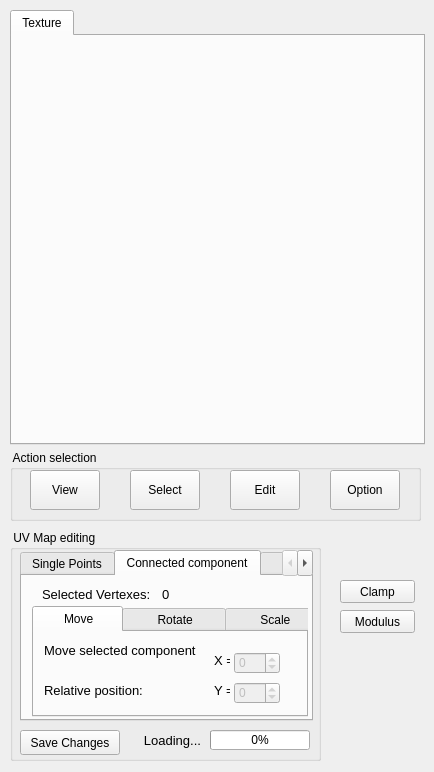
Before: the Qt Designer form src/fgt/edit_texture/textureeditor.ui in cnr-isti-vclab/meshlab, drawn with Qt 5.
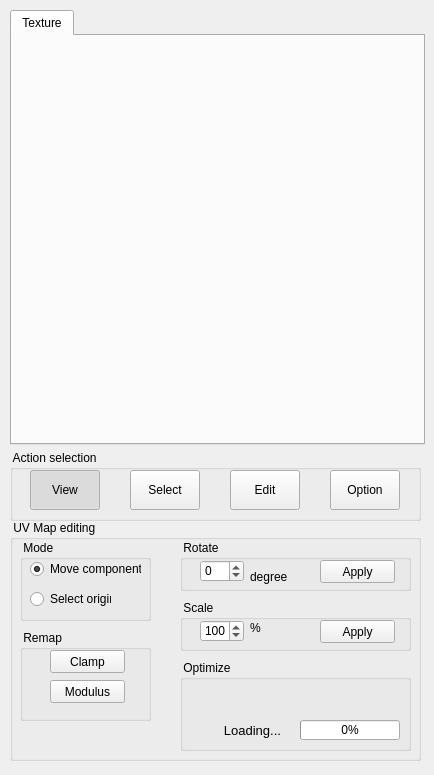
After: the same form once the commit is applied. The open tabs and pages were chosen to show the change.

Commit message: Added Rotation and Scale function. Improved movement of connected component (actually the func moves the intere mesh). Some part of code has been cleaned. Firt interface layout.

Diff of the .ui file:
```diff
--- a/src/fgt/edit_texture/textureeditor.ui
+++ b/src/fgt/edit_texture/textureeditor.ui
@@ -6,7 +6,7 @@
     <x>0</x>
     <y>0</y>
     <width>434</width>
-    <height>772</height>
+    <height>775</height>
    </rect>
   </property>
   <property name="minimumSize" >
@@ -36,32 +36,6 @@
     </attribute>
    </widget>
   </widget>
-  <widget class="QPushButton" name="modulusButton" >
-   <property name="geometry" >
-    <rect>
-     <x>340</x>
-     <y>610</y>
-     <width>75</width>
-     <height>23</height>
-    </rect>
-   </property>
-   <property name="text" >
-    <string>Modulus</string>
-   </property>
-  </widget>
-  <widget class="QPushButton" name="clampButton" >
-   <property name="geometry" >
-    <rect>
-     <x>340</x>
-     <y>580</y>
-     <width>75</width>
-     <height>23</height>
-    </rect>
-   </property>
-   <property name="text" >
-    <string>Clamp</string>
-   </property>
-  </widget>
   <widget class="QGroupBox" name="groupBox_3" >
    <property name="geometry" >
     <rect>
@@ -86,6 +60,12 @@
     <property name="text" >
      <string>View</string>
     </property>
+    <property name="checkable" >
+     <bool>true</bool>
+    </property>
+    <property name="checked" >
+     <bool>true</bool>
+    </property>
    </widget>
    <widget class="QPushButton" name="selectButton" >
     <property name="geometry" >
@@ -131,678 +111,269 @@
    <property name="geometry" >
     <rect>
      <x>10</x>
-     <y>530</y>
-     <width>311</width>
-     <height>231</height>
+     <y>520</y>
+     <width>411</width>
+     <height>241</height>
     </rect>
    </property>
    <property name="title" >
     <string> UV Map editing </string>
    </property>
-   <widget class="QLabel" name="StatusLabel" >
+   <widget class="QGroupBox" name="groupBox" >
     <property name="geometry" >
      <rect>
-      <x>120</x>
-      <y>200</y>
-      <width>71</width>
-      <height>21</height>
+      <x>10</x>
+      <y>20</y>
+      <width>131</width>
+      <height>81</height>
      </rect>
     </property>
-    <property name="font" >
-     <font>
-      <family>MS Shell Dlg 2</family>
-      <pointsize>10</pointsize>
-      <weight>50</weight>
-      <italic>false</italic>
-      <bold>false</bold>
-      <underline>false</underline>
-      <strikeout>false</strikeout>
-     </font>
+    <property name="title" >
+     <string> Mode </string>
     </property>
-    <property name="text" >
-     <string>Loading...</string>
+    <widget class="QRadioButton" name="radioButtonMove" >
+     <property name="geometry" >
+      <rect>
+       <x>10</x>
+       <y>20</y>
+       <width>111</width>
+       <height>18</height>
+      </rect>
+     </property>
+     <property name="text" >
+      <string>Move component</string>
+     </property>
+     <property name="checked" >
+      <bool>true</bool>
+     </property>
+    </widget>
+    <widget class="QRadioButton" name="radioButtonSelect" >
+     <property name="geometry" >
+      <rect>
+       <x>10</x>
+       <y>50</y>
+       <width>81</width>
+       <height>18</height>
+      </rect>
+     </property>
+     <property name="text" >
+      <string>Select origin</string>
+     </property>
+    </widget>
+   </widget>
+   <widget class="QGroupBox" name="groupBox_4" >
+    <property name="geometry" >
+     <rect>
+      <x>10</x>
+      <y>110</y>
+      <width>131</width>
+      <height>91</height>
+     </rect>
     </property>
-    <property name="alignment" >
-     <set>Qt::AlignRight|Qt::AlignTrailing|Qt::AlignVCenter</set>
+    <property name="title" >
+     <string> Remap </string>
     </property>
+    <widget class="QPushButton" name="clampButton" >
+     <property name="geometry" >
+      <rect>
+       <x>30</x>
+       <y>20</y>
+       <width>75</width>
+       <height>23</height>
+      </rect>
+     </property>
+     <property name="text" >
+      <string>Clamp</string>
+     </property>
+    </widget>
+    <widget class="QPushButton" name="modulusButton" >
+     <property name="geometry" >
+      <rect>
+       <x>30</x>
+       <y>50</y>
+       <width>75</width>
+       <height>23</height>
+      </rect>
+     </property>
+     <property name="text" >
+      <string>Modulus</string>
+     </property>
+    </widget>
    </widget>
-   <widget class="QProgressBar" name="progressBar" >
+   <widget class="QGroupBox" name="groupBox_6" >
     <property name="geometry" >
      <rect>
-      <x>200</x>
-      <y>200</y>
-      <width>100</width>
-      <height>20</height>
+      <x>170</x>
+      <y>80</y>
+      <width>231</width>
+      <height>51</height>
      </rect>
     </property>
-    <property name="maximum" >
-     <number>100</number>
+    <property name="title" >
+     <string> Scale </string>
     </property>
-    <property name="value" >
-     <number>0</number>
-    </property>
-    <property name="orientation" >
-     <enum>Qt::Horizontal</enum>
-    </property>
+    <widget class="QSpinBox" name="spinBoxScale" >
+     <property name="geometry" >
+      <rect>
+       <x>20</x>
+       <y>20</y>
+       <width>44</width>
+       <height>22</height>
+      </rect>
+     </property>
+     <property name="maximum" >
+      <number>300</number>
+     </property>
+     <property name="minimum" >
+      <number>10</number>
+     </property>
+     <property name="singleStep" >
+      <number>5</number>
+     </property>
+     <property name="value" >
+      <number>100</number>
+     </property>
+    </widget>
+    <widget class="QLabel" name="label" >
+     <property name="geometry" >
+      <rect>
+       <x>70</x>
+       <y>20</y>
+       <width>16</width>
+       <height>16</height>
+      </rect>
+     </property>
+     <property name="text" >
+      <string>%</string>
+     </property>
+    </widget>
+    <widget class="QPushButton" name="scaleButton" >
+     <property name="geometry" >
+      <rect>
+       <x>140</x>
+       <y>20</y>
+       <width>75</width>
+       <height>23</height>
+      </rect>
+     </property>
+     <property name="text" >
+      <string>Apply</string>
+     </property>
+    </widget>
    </widget>
-   <widget class="QTabWidget" name="tabWidgetEdit" >
+   <widget class="QGroupBox" name="groupBox_7" >
     <property name="geometry" >
      <rect>
-      <x>10</x>
-      <y>20</y>
-      <width>293</width>
-      <height>171</height>
+      <x>170</x>
+      <y>140</y>
+      <width>231</width>
+      <height>91</height>
      </rect>
     </property>
-    <property name="currentIndex" >
-     <number>0</number>
+    <property name="title" >
+     <string> Optimize </string>
     </property>
-    <widget class="QWidget" name="tab_point" >
-     <attribute name="title" >
-      <string>Single Points</string>
-     </attribute>
-     <widget class="QDoubleSpinBox" name="SpinBoxU" >
-      <property name="enabled" >
-       <bool>false</bool>
-      </property>
-      <property name="geometry" >
-       <rect>
-        <x>190</x>
-        <y>20</y>
-        <width>51</width>
-        <height>22</height>
-       </rect>
-      </property>
-      <property name="maximum" >
-       <double>10.000000000000000</double>
-      </property>
-      <property name="minimum" >
-       <double>-10.000000000000000</double>
-      </property>
-      <property name="singleStep" >
-       <double>0.010000000000000</double>
-      </property>
-     </widget>
-     <widget class="QDoubleSpinBox" name="SpinBoxV" >
-      <property name="enabled" >
-       <bool>false</bool>
-      </property>
-      <property name="geometry" >
-       <rect>
-        <x>190</x>
-        <y>60</y>
-        <width>51</width>
-        <height>22</height>
-       </rect>
-      </property>
-      <property name="maximum" >
-       <double>10.000000000000000</double>
-      </property>
-      <property name="minimum" >
-       <double>-10.000000000000000</double>
-      </property>
-      <property name="singleStep" >
-       <double>0.010000000000000</double>
-      </property>
-     </widget>
-     <widget class="QLabel" name="label_9" >
-      <property name="geometry" >
-       <rect>
-        <x>160</x>
-        <y>20</y>
-        <width>16</width>
-        <height>16</height>
-       </rect>
-      </property>
-      <property name="font" >
-       <font>
-        <family>MS Shell Dlg 2</family>
-        <pointsize>10</pointsize>
-        <weight>50</weight>
-        <italic>false</italic>
-        <bold>false</bold>
-        <underline>false</underline>
-        <strikeout>false</strikeout>
-       </font>
-      </property>
-      <property name="text" >
-       <string>U:</string>
-      </property>
-     </widget>
-     <widget class="QLabel" name="label_10" >
-      <property name="geometry" >
-       <rect>
-        <x>160</x>
-        <y>60</y>
-        <width>16</width>
-        <height>16</height>
-       </rect>
-      </property>
-      <property name="font" >
-       <font>
-        <family>MS Shell Dlg 2</family>
-        <pointsize>10</pointsize>
-        <weight>50</weight>
-        <italic>false</italic>
-        <bold>false</bold>
-        <underline>false</underline>
-        <strikeout>false</strikeout>
-       </font>
-      </property>
-      <property name="text" >
-       <string>V:</string>
-      </property>
-     </widget>
-     <widget class="QGroupBox" name="groupBox" >
-      <property name="geometry" >
-       <rect>
-        <x>10</x>
-        <y>100</y>
-        <width>261</width>
-        <height>41</height>
-       </rect>
-      </property>
-      <property name="title" >
-       <string> Border managment </string>
-      </property>
-      <widget class="QRadioButton" name="vertRB" >
-       <property name="geometry" >
-        <rect>
-         <x>106</x>
-         <y>15</y>
-         <width>81</width>
-         <height>19</height>
-        </rect>
-       </property>
-       <property name="text" >
-        <string>Clamp</string>
-       </property>
-      </widget>
-      <widget class="QRadioButton" name="remapRB" >
-       <property name="geometry" >
-        <rect>
-         <x>199</x>
-         <y>15</y>
-         <width>81</width>
-         <height>19</height>
-        </rect>
-       </property>
-       <property name="text" >
-        <string>Modulus</string>
-       </property>
-      </widget>
-      <widget class="QRadioButton" name="faceRB" >
-       <property name="geometry" >
-        <rect>
-         <x>12</x>
-         <y>15</y>
-         <width>61</width>
-         <height>19</height>
-        </rect>
-       </property>
-       <property name="text" >
-        <string>Repeat</string>
-       </property>
-       <property name="checked" >
-        <bool>true</bool>
-       </property>
-      </widget>
-     </widget>
-     <widget class="QLabel" name="label_11" >
-      <property name="geometry" >
-       <rect>
-        <x>10</x>
-        <y>20</y>
-        <width>101</width>
-        <height>17</height>
-       </rect>
-      </property>
-      <property name="font" >
-       <font>
-        <family>MS Shell Dlg 2</family>
-        <pointsize>10</pointsize>
-        <weight>50</weight>
-        <italic>false</italic>
-        <bold>false</bold>
-        <underline>false</underline>
-        <strikeout>false</strikeout>
-       </font>
-      </property>
-      <property name="text" >
-       <string>UV Coordinates:</string>
-      </property>
-     </widget>
+    <widget class="QProgressBar" name="progressBar" >
+     <property name="geometry" >
+      <rect>
+       <x>120</x>
+       <y>60</y>
+       <width>100</width>
+       <height>20</height>
+      </rect>
+     </property>
+     <property name="maximum" >
+      <number>100</number>
+     </property>
+     <property name="value" >
+      <number>0</number>
+     </property>
+     <property name="orientation" >
+      <enum>Qt::Horizontal</enum>
+     </property>
     </widget>
-    <widget class="QWidget" name="tab_comp" >
-     <attribute name="title" >
-      <string>Connected component</string>
-     </attribute>
-     <widget class="QLabel" name="LabelFaceNum" >
-      <property name="geometry" >
-       <rect>
-        <x>140</x>
-        <y>10</y>
-        <width>61</width>
-        <height>17</height>
-       </rect>
-      </property>
-      <property name="font" >
-       <font>
-        <family>MS Shell Dlg 2</family>
-        <pointsize>10</pointsize>
-        <weight>50</weight>
-        <italic>false</italic>
-        <bold>false</bold>
-        <underline>false</underline>
-        <strikeout>false</strikeout>
-       </font>
-      </property>
-      <property name="text" >
-       <string>0</string>
-      </property>
-     </widget>
-     <widget class="QLabel" name="label_6" >
-      <property name="geometry" >
-       <rect>
-        <x>20</x>
-        <y>10</y>
-        <width>111</width>
-        <height>17</height>
-       </rect>
-      </property>
-      <property name="font" >
-       <font>
-        <family>MS Shell Dlg 2</family>
-        <pointsize>10</pointsize>
-        <weight>50</weight>
-        <italic>false</italic>
-        <bold>false</bold>
-        <underline>false</underline>
-        <strikeout>false</strikeout>
-       </font>
-      </property>
-      <property name="text" >
-       <string>Selected Vertexes:</string>
-      </property>
-     </widget>
-     <widget class="QTabWidget" name="tabWidget_2" >
-      <property name="windowModality" >
-       <enum>Qt::NonModal</enum>
-      </property>
-      <property name="geometry" >
-       <rect>
-        <x>10</x>
-        <y>30</y>
-        <width>276</width>
-        <height>111</height>
-       </rect>
-      </property>
-      <property name="currentIndex" >
-       <number>1</number>
-      </property>
-      <property name="usesScrollButtons" >
-       <bool>false</bool>
-      </property>
-      <widget class="QWidget" name="tab_2" >
-       <attribute name="title" >
-        <string>      Move     </string>
-       </attribute>
-       <widget class="QLabel" name="label_19" >
-        <property name="geometry" >
-         <rect>
-          <x>10</x>
-          <y>10</y>
-          <width>193</width>
-          <height>17</height>
-         </rect>
-        </property>
-        <property name="font" >
-         <font>
-          <pointsize>10</pointsize>
-         </font>
-        </property>
-        <property name="text" >
-         <string>Move selected component</string>
-        </property>
-       </widget>
-       <widget class="QLabel" name="label_2" >
-        <property name="geometry" >
-         <rect>
-          <x>10</x>
-          <y>50</y>
-          <width>98</width>
-          <height>17</height>
-         </rect>
-        </property>
-        <property name="font" >
-         <font>
-          <pointsize>10</pointsize>
-         </font>
-        </property>
-        <property name="text" >
-         <string>Relative position:</string>
-        </property>
-       </widget>
-       <widget class="QSpinBox" name="spinBoxX" >
-        <property name="enabled" >
-         <bool>false</bool>
-        </property>
-        <property name="geometry" >
-         <rect>
-          <x>200</x>
-          <y>20</y>
-          <width>46</width>
-          <height>22</height>
-         </rect>
-        </property>
-        <property name="maximum" >
-         <number>300</number>
-        </property>
-        <property name="minimum" >
-         <number>-300</number>
-        </property>
-       </widget>
-       <widget class="QSpinBox" name="spinBoxY" >
-        <property name="enabled" >
-         <bool>false</bool>
-        </property>
-        <property name="geometry" >
-         <rect>
-          <x>200</x>
-          <y>50</y>
-          <width>46</width>
-          <height>22</height>
-         </rect>
-        </property>
-        <property name="maximum" >
-         <number>300</number>
-        </property>
-        <property name="minimum" >
-         <number>-300</number>
-        </property>
-       </widget>
-       <widget class="QLabel" name="label_13" >
-        <property name="geometry" >
-         <rect>
-          <x>180</x>
-          <y>50</y>
-          <width>16</width>
-          <height>16</height>
-         </rect>
-        </property>
-        <property name="font" >
-         <font>
-          <pointsize>10</pointsize>
-         </font>
-        </property>
-        <property name="text" >
-         <string>Y =</string>
-        </property>
-       </widget>
-       <widget class="QLabel" name="label_12" >
-        <property name="geometry" >
-         <rect>
-          <x>180</x>
-          <y>20</y>
-          <width>16</width>
-          <height>16</height>
-         </rect>
-        </property>
-        <property name="font" >
-         <font>
-          <pointsize>10</pointsize>
-         </font>
-        </property>
-        <property name="text" >
-         <string>X =</string>
-        </property>
-       </widget>
-      </widget>
-      <widget class="QWidget" name="tab_3" >
-       <attribute name="title" >
-        <string>       Rotate      </string>
-       </attribute>
-       <widget class="QLabel" name="label_14" >
-        <property name="geometry" >
-         <rect>
-          <x>10</x>
-          <y>30</y>
-          <width>41</width>
-          <height>21</height>
-         </rect>
-        </property>
-        <property name="font" >
-         <font>
-          <pointsize>10</pointsize>
-         </font>
-        </property>
-        <property name="text" >
-         <string>Angle:</string>
-        </property>
-       </widget>
-       <widget class="QDial" name="angle" >
-        <property name="windowModality" >
-         <enum>Qt::NonModal</enum>
-        </property>
-        <property name="enabled" >
-         <bool>true</bool>
-        </property>
-        <property name="geometry" >
-         <rect>
-          <x>70</x>
-          <y>30</y>
-          <width>55</width>
-          <height>55</height>
-         </rect>
-        </property>
-        <property name="minimum" >
-         <number>-360</number>
-        </property>
-        <property name="maximum" >
-         <number>360</number>
-        </property>
-        <property name="pageStep" >
-         <number>45</number>
-        </property>
-        <property name="value" >
-         <number>0</number>
-        </property>
-        <property name="sliderPosition" >
-         <number>0</number>
-        </property>
-        <property name="tracking" >
-         <bool>true</bool>
-        </property>
-        <property name="orientation" >
-         <enum>Qt::Horizontal</enum>
-        </property>
-        <property name="invertedAppearance" >
-         <bool>false</bool>
-        </property>
-        <property name="wrapping" >
-         <bool>true</bool>
-        </property>
-        <property name="notchTarget" >
-         <double>10.000000000000000</double>
-        </property>
-        <property name="notchesVisible" >
-         <bool>true</bool>
-        </property>
-       </widget>
-       <widget class="QSpinBox" name="spinBoxAngle" >
-        <property name="enabled" >
-         <bool>true</bool>
-        </property>
-        <property name="geometry" >
-         <rect>
-          <x>10</x>
-          <y>60</y>
-          <width>46</width>
-          <height>22</height>
-         </rect>
-        </property>
-        <property name="maximum" >
-         <number>360</number>
-        </property>
-        <property name="minimum" >
-         <number>-360</number>
-        </property>
-       </widget>
-       <widget class="QPushButton" name="ApplyRotate" >
-        <property name="enabled" >
-         <bool>false</bool>
-        </property>
-        <property name="geometry" >
-         <rect>
-          <x>140</x>
-          <y>50</y>
-          <width>75</width>
-          <height>24</height>
-         </rect>
-        </property>
-        <property name="text" >
-         <string>Apply</string>
-        </property>
-       </widget>
-       <widget class="QLabel" name="label_15" >
-        <property name="geometry" >
-         <rect>
-          <x>10</x>
-          <y>10</y>
-          <width>193</width>
-          <height>17</height>
-         </rect>
-        </property>
-        <property name="font" >
-         <font>
-          <pointsize>10</pointsize>
-         </font>
-        </property>
-        <property name="text" >
-         <string>Rotate around the selected vertex</string>
-        </property>
-       </widget>
-      </widget>
-      <widget class="QWidget" name="tab_4" >
-       <attribute name="title" >
-        <string>       Scale        </string>
-       </attribute>
-       <widget class="QLabel" name="label_17" >
-        <property name="geometry" >
-         <rect>
-          <x>120</x>
-          <y>50</y>
-          <width>16</width>
-          <height>17</height>
-         </rect>
-        </property>
-        <property name="font" >
-         <font>
-          <pointsize>10</pointsize>
-         </font>
-        </property>
-        <property name="text" >
-         <string>%</string>
-        </property>
-       </widget>
-       <widget class="QLabel" name="label_18" >
-        <property name="geometry" >
-         <rect>
-          <x>20</x>
-          <y>50</y>
-          <width>41</width>
-          <height>17</height>
-         </rect>
-        </property>
-        <property name="font" >
-         <font>
-          <pointsize>10</pointsize>
-         </font>
-        </property>
-        <property name="text" >
-         <string>Scale:</string>
-        </property>
-       </widget>
-       <widget class="QLabel" name="label_16" >
-        <property name="geometry" >
-         <rect>
-          <x>10</x>
-          <y>10</y>
-          <width>193</width>
-          <height>17</height>
-         </rect>
-        </property>
-        <property name="font" >
-         <font>
-          <pointsize>10</pointsize>
-         </font>
-        </property>
-        <property name="text" >
-         <string>Scale from the selected vertex</string>
-        </property>
-       </widget>
-       <widget class="QPushButton" name="ApplyScale" >
-        <property name="enabled" >
-         <bool>false</bool>
-        </property>
-        <property name="geometry" >
-         <rect>
-          <x>180</x>
-          <y>70</y>
-          <width>75</width>
-          <height>24</height>
-         </rect>
-        </property>
-        <property name="text" >
-         <string>Apply</string>
-        </property>
-       </widget>
-       <widget class="QSpinBox" name="spinBoxScale" >
-        <property name="enabled" >
-         <bool>true</bool>
-        </property>
-        <property name="geometry" >
-         <rect>
-          <x>70</x>
-          <y>50</y>
-          <width>46</width>
-          <height>22</height>
-         </rect>
-        </property>
-        <property name="maximum" >
-         <number>200</number>
-        </property>
-        <property name="minimum" >
-         <number>10</number>
-        </property>
-        <property name="singleStep" >
-         <number>5</number>
-        </property>
-        <property name="value" >
-         <number>100</number>
-        </property>
-       </widget>
-      </widget>
-     </widget>
+    <widget class="QLabel" name="StatusLabel" >
+     <property name="geometry" >
+      <rect>
+       <x>30</x>
+       <y>60</y>
+       <width>71</width>
+       <height>21</height>
+      </rect>
+     </property>
+     <property name="font" >
+      <font>
+       <family>MS Shell Dlg 2</family>
+       <pointsize>10</pointsize>
+       <weight>50</weight>
+       <italic>false</italic>
+       <bold>false</bold>
+       <underline>false</underline>
+       <strikeout>false</strikeout>
+      </font>
+     </property>
+     <property name="text" >
+      <string>Loading...</string>
+     </property>
+     <property name="alignment" >
+      <set>Qt::AlignRight|Qt::AlignTrailing|Qt::AlignVCenter</set>
+     </property>
     </widget>
-    <widget class="QWidget" name="tab_smooth" >
-     <attribute name="title" >
-      <string>   Smooth   </string>
-     </attribute>
-    </widget>
    </widget>
-   <widget class="QPushButton" name="applyButton" >
+   <widget class="QGroupBox" name="groupBox_5" >
     <property name="geometry" >
      <rect>
-      <x>10</x>
-      <y>200</y>
-      <width>100</width>
-      <height>25</height>
+      <x>170</x>
+      <y>20</y>
+      <width>231</width>
+      <height>51</height>
      </rect>
     </property>
-    <property name="text" >
-     <string>Save Changes</string>
+    <property name="title" >
+     <string> Rotate </string>
     </property>
+    <widget class="QSpinBox" name="spinBoxAngle" >
+     <property name="geometry" >
+      <rect>
+       <x>20</x>
+       <y>20</y>
+       <width>44</width>
+       <height>22</height>
+      </rect>
+     </property>
+     <property name="maximum" >
+      <number>360</number>
+     </property>
+     <property name="minimum" >
+      <number>-360</number>
+     </property>
+    </widget>
+    <widget class="QLabel" name="label_2" >
+     <property name="geometry" >
+      <rect>
+       <x>70</x>
+       <y>30</y>
+       <width>46</width>
+       <height>14</height>
+      </rect>
+     </property>
+     <property name="text" >
+      <string>degree</string>
+     </property>
+    </widget>
+    <widget class="QPushButton" name="rotateButton" >
+     <property name="geometry" >
+      <rect>
+       <x>140</x>
+       <y>20</y>
+       <width>75</width>
+       <height>23</height>
+      </rect>
+     </property>
+     <property name="text" >
+      <string>Apply</string>
+     </property>
+    </widget>
    </widget>
   </widget>
  </widget>
```
Left out of the diff: 44 changed lines with no effect on the pictures. The commit also changes 6 other files.
